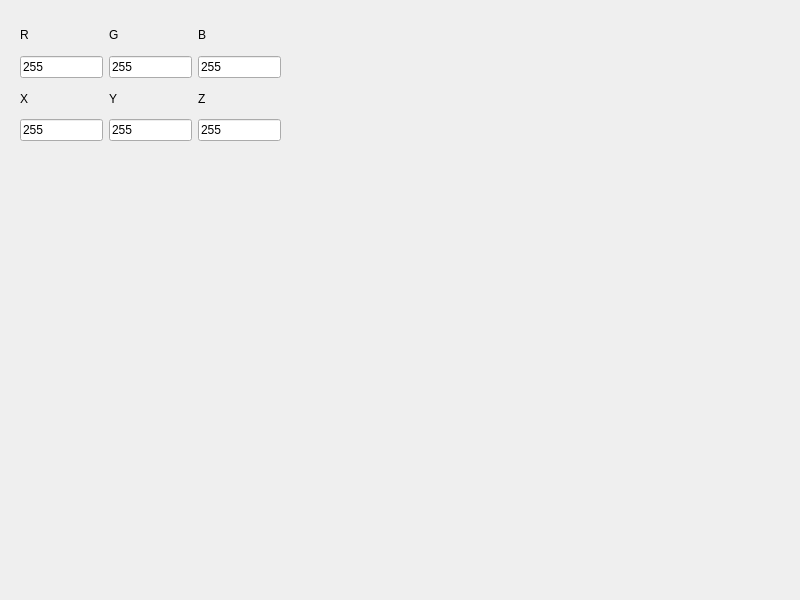
Qt form mainwindow.ui (lkosten/Graphics-algoryihms-lab1) before a commit.
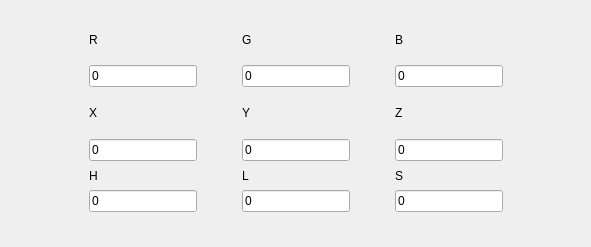
The same form after that commit.

```diff
--- a/mainwindow.ui
+++ b/mainwindow.ui
@@ -6,13 +6,13 @@
    <rect>
     <x>0</x>
     <y>0</y>
-    <width>800</width>
-    <height>600</height>
+    <width>591</width>
+    <height>247</height>
    </rect>
   </property>
   <property name="sizePolicy">
-   <sizepolicy hsizetype="Fixed" vsizetype="Preferred">
-    <horstretch>0</horstretch>
+   <sizepolicy hsizetype="Fixed" vsizetype="Fixed">
+    <horstretch>17</horstretch>
     <verstretch>0</verstretch>
    </sizepolicy>
   </property>
@@ -23,10 +23,10 @@
    <widget class="QWidget" name="verticalLayoutWidget">
     <property name="geometry">
      <rect>
-      <x>20</x>
+      <x>50</x>
       <y>20</y>
-      <width>261</width>
-      <height>121</height>
+      <width>493</width>
+      <height>214</height>
      </rect>
     </property>
     <layout class="QVBoxLayout" name="verticalLayout">
@@ -47,10 +47,10 @@
           </size>
          </property>
          <property name="inputMask">
-          <string>999</string>
+          <string/>
          </property>
          <property name="text">
-          <string>255</string>
+          <string>0</string>
          </property>
          <property name="maxLength">
           <number>3</number>
@@ -76,10 +76,10 @@
           <bool>false</bool>
          </property>
          <property name="inputMask">
-          <string>999</string>
+          <string/>
          </property>
          <property name="text">
-          <string>255</string>
+          <string>0</string>
          </property>
          <property name="maxLength">
           <number>3</number>
@@ -118,10 +118,10 @@
           </size>
          </property>
          <property name="inputMask">
-          <string>999</string>
+          <string/>
          </property>
          <property name="text">
-          <string>255</string>
+          <string>0</string>
          </property>
          <property name="maxLength">
           <number>3</number>
@@ -132,6 +132,32 @@
      </item>
      <item>
       <layout class="QGridLayout" name="gridLayout_2">
+       <item row="1" column="1">
+        <widget class="QLineEdit" name="lineEdit_Y">
+         <property name="sizePolicy">
+          <sizepolicy hsizetype="Fixed" vsizetype="Fixed">
+           <horstretch>0</horstretch>
+           <verstretch>0</verstretch>
+          </sizepolicy>
+         </property>
+         <property name="inputMask">
+          <string/>
+         </property>
+         <property name="text">
+          <string>0</string>
+         </property>
+         <property name="maxLength">
+          <number>32767</number>
+         </property>
+        </widget>
+       </item>
+       <item row="0" column="0">
+        <widget class="QLabel" name="label_5">
+         <property name="text">
+          <string>X</string>
+         </property>
+        </widget>
+       </item>
        <item row="1" column="0">
         <widget class="QLineEdit" name="lineEdit_R_2">
          <property name="sizePolicy">
@@ -147,10 +173,10 @@
           </size>
          </property>
          <property name="inputMask">
-          <string>999</string>
+          <string/>
          </property>
          <property name="text">
-          <string>255</string>
+          <string>0</string>
          </property>
          <property name="maxLength">
           <number>3</number>
@@ -164,61 +190,142 @@
          </property>
         </widget>
        </item>
-       <item row="1" column="2">
-        <widget class="QLineEdit" name="lineEdit_B_2">
-         <property name="sizePolicy">
-          <sizepolicy hsizetype="Fixed" vsizetype="Fixed">
-           <horstretch>0</horstretch>
-           <verstretch>0</verstretch>
-          </sizepolicy>
-         </property>
-         <property name="acceptDrops">
-          <bool>false</bool>
-         </property>
-         <property name="inputMask">
-          <string>999</string>
-         </property>
-         <property name="text">
-          <string>255</string>
-         </property>
-         <property name="maxLength">
-          <number>3</number>
-         </property>
-         <property name="clearButtonEnabled">
-          <bool>false</bool>
-         </property>
-        </widget>
-       </item>
-       <item row="1" column="1">
-        <widget class="QLineEdit" name="lineEdit_G_2">
-         <property name="sizePolicy">
-          <sizepolicy hsizetype="Fixed" vsizetype="Fixed">
-           <horstretch>0</horstretch>
-           <verstretch>0</verstretch>
-          </sizepolicy>
-         </property>
-         <property name="inputMask">
-          <string>999</string>
-         </property>
-         <property name="text">
-          <string>255</string>
-         </property>
-         <property name="maxLength">
-          <number>3</number>
-         </property>
-        </widget>
-       </item>
-       <item row="0" column="0">
-        <widget class="QLabel" name="label_5">
-         <property name="text">
-          <string>X</string>
-         </property>
-        </widget>
-       </item>
        <item row="0" column="2">
         <widget class="QLabel" name="label_6">
          <property name="text">
           <string>Z</string>
+         </property>
+        </widget>
+       </item>
+       <item row="1" column="2">
+        <widget class="QLineEdit" name="lineEdit_Z">
+         <property name="sizePolicy">
+          <sizepolicy hsizetype="Fixed" vsizetype="Fixed">
+           <horstretch>0</horstretch>
+           <verstretch>0</verstretch>
+          </sizepolicy>
+         </property>
+         <property name="acceptDrops">
+          <bool>false</bool>
+         </property>
+         <property name="inputMask">
+          <string/>
+         </property>
+         <property name="text">
+          <string>0</string>
+         </property>
+         <property name="maxLength">
+          <number>32767</number>
+         </property>
+         <property name="clearButtonEnabled">
+          <bool>false</bool>
+         </property>
+        </widget>
+       </item>
+      </layout>
+     </item>
+     <item>
+      <layout class="QGridLayout" name="gridLayout_6">
+       <item row="0" column="1">
+        <widget class="QLabel" name="label_L">
+         <property name="text">
+          <string>L</string>
+         </property>
+        </widget>
+       </item>
+       <item row="0" column="0">
+        <widget class="QLabel" name="label_H">
+         <property name="text">
+          <string>H</string>
+         </property>
+        </widget>
+       </item>
+       <item row="1" column="1">
+        <widget class="QLineEdit" name="lineEdit_L">
+         <property name="sizePolicy">
+          <sizepolicy hsizetype="Fixed" vsizetype="Fixed">
+           <horstretch>3</horstretch>
+           <verstretch>0</verstretch>
+          </sizepolicy>
+         </property>
+         <property name="baseSize">
+          <size>
+           <width>3</width>
+           <height>0</height>
+          </size>
+         </property>
+         <property name="inputMask">
+          <string/>
+         </property>
+         <property name="text">
+          <string>0</string>
+         </property>
+         <property name="maxLength">
+          <number>32767</number>
+         </property>
+        </widget>
+       </item>
+       <item row="1" column="2">
+        <widget class="QLineEdit" name="lineEdit_S">
+         <property name="sizePolicy">
+          <sizepolicy hsizetype="Fixed" vsizetype="Fixed">
+           <horstretch>3</horstretch>
+           <verstretch>0</verstretch>
+          </sizepolicy>
+         </property>
+         <property name="acceptDrops">
+          <bool>false</bool>
+         </property>
+         <property name="inputMask">
+          <string/>
+         </property>
+         <property name="text">
+          <string>0</string>
+         </property>
+         <property name="maxLength">
+          <number>32767</number>
+         </property>
+         <property name="clearButtonEnabled">
+          <bool>false</bool>
+         </property>
+        </widget>
+       </item>
+       <item row="0" column="2">
+        <widget class="QLabel" name="label_S">
+         <property name="text">
+          <string>S</string>
+         </property>
+        </widget>
+       </item>
+       <item row="1" column="0">
+        <widget class="QLineEdit" name="lineEdit_H">
+         <property name="sizePolicy">
+          <sizepolicy hsizetype="Fixed" vsizetype="Fixed">
+           <horstretch>3</horstretch>
+           <verstretch>0</verstretch>
+          </sizepolicy>
+         </property>
+         <property name="baseSize">
+          <size>
+           <width>3</width>
+           <height>0</height>
+          </size>
+         </property>
+         <property name="inputMask">
+          <string/>
+         </property>
+         <property name="text">
+          <string>0</string>
+         </property>
+         <property name="maxLength">
+          <number>32767</number>
+         </property>
+        </widget>
+       </item>
+       <item row="2" column="0">
+        <widget class="QLabel" name="label_incorrect_message">
+         <property name="text">
+          <string/>
          </property>
         </widget>
        </item>
```
Left out of the diff: 10 changed lines with no effect on the pictures.
